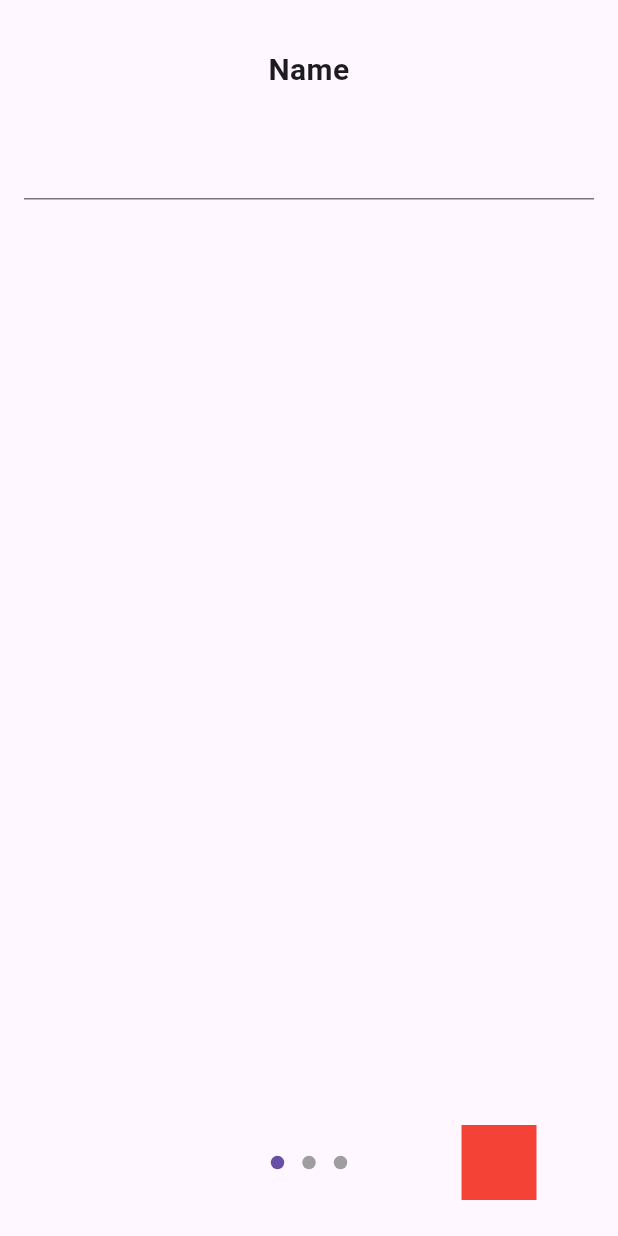
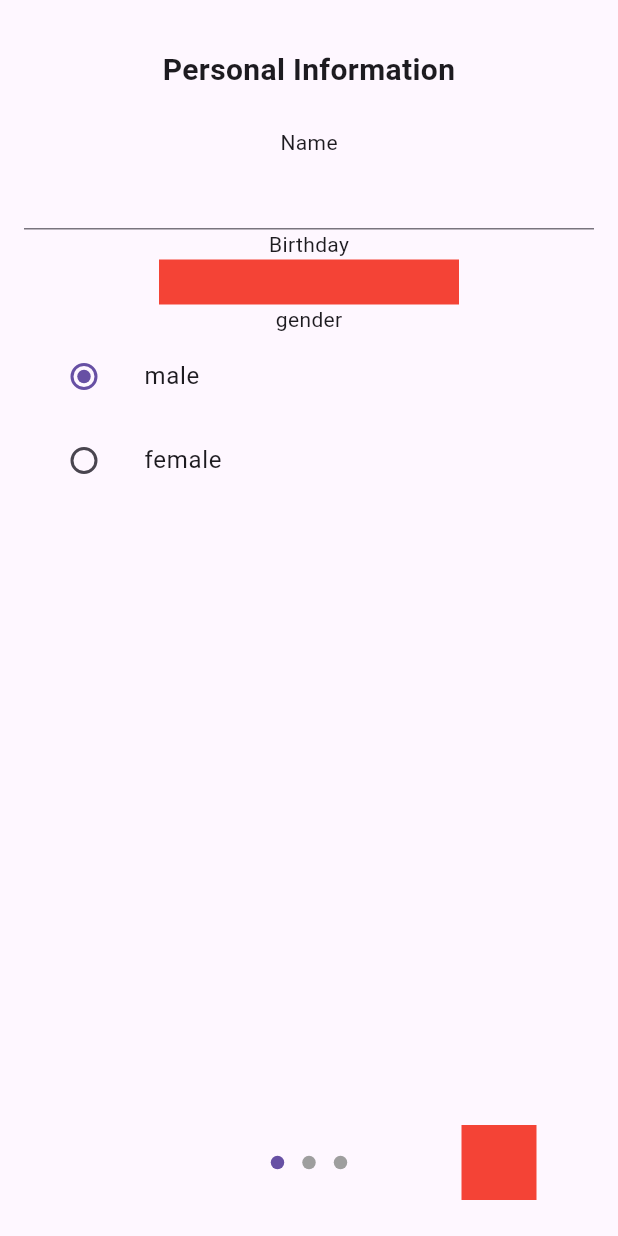
Before and after one commit to OhioTeppich/SimpleFoodTracker, a Flutter app: the screen it shows after launch, on a phone screen of 412 x 824 dp. Run offline on Flutter 3.47's test engine with Material 3 defaults, Android fonts, the phone set to English and light mode, and no system bars; drawn by our look-alikes of introduction_screen; our stand-ins replace equatable, flutter_bloc, get_it, shared_preferences; missing offline and left inert: bottom_picker, wheel_slider.

Commit message:
change ui of onBoardingpage

```diff
--- a/lib/presentation/pages/onboarding/on_boarding_page.dart
+++ b/lib/presentation/pages/onboarding/on_boarding_page.dart
@@ -1,5 +1,8 @@
+import 'package:bottom_picker/bottom_picker.dart';
+import 'package:bottom_picker/resources/arrays.dart';
 import 'package:flutter/material.dart';
 import 'package:introduction_screen/introduction_screen.dart';
+import 'package:wheel_slider/wheel_slider.dart';
 
 class OnBoardingPage extends StatelessWidget {
   OnBoardingPage({super.key});
@@ -33,21 +36,102 @@ class OnBoardingPage extends StatelessWidget {
         width: 50,
       ),
       pages: [
-        PageViewModel(
-          title: 'Name',
-          bodyWidget: TextField(
-            controller: _nameTextController,
-          ),
-        ),
-        PageViewModel(
-          title: 'Height',
-          bodyWidget: TextField(),
-        ),
-        PageViewModel(
-          title: 'Age',
-          bodyWidget: TextField(),
-        ),
+        _buildPersonalInfoPage(context: context),
+        _buildHeightAndWidthPage(),
+        _buildPalValuePage(),
       ],
     );
   }
+
+  PageViewModel _buildPersonalInfoPage({
+    required BuildContext context,
+  }) {
+    const List<String> gender = ['male', 'female'];
+
+    return PageViewModel(
+      title: 'Personal Information',
+      bodyWidget: Column(
+        children: [
+          const Text('Name'),
+          TextField(
+            controller: _nameTextController,
+          ),
+          const Text('Birthday'),
+          GestureDetector(
+            onTap: () => _showDatePicker(context: context),
+            child: Container(
+              width: 200,
+              height: 30,
+              color: Colors.red,
+            ),
+          ),
+          const Text('gender'),
+          Column(
+            children: [
+              ListTile(
+                title: const Text('male'),
+                leading: Radio(
+                  value: gender[0],
+                  groupValue: gender[0], //TODO: add bloc
+                  onChanged: (_) {},
+                ),
+              ),
+              ListTile(
+                title: const Text('female'),
+                leading: Radio(
+                  value: gender[1],
+                  groupValue: gender[0],
+                  onChanged: (_) {},
+                ),
+              ),
+            ],
+          ),
+        ],
+      ),
+    );
+  }
+
+  void _showDatePicker({
+    required BuildContext context,
+  }) {
+    BottomPicker.date(
+      pickerTitle: const Text(''),
+      onChange: (index) {
+        print(index);
+      },
+      onSubmit: (index) {
+        print(index);
+      },
+      bottomPickerTheme: BottomPickerTheme.plumPlate,
+    ).show(context);
+  }
+
+  PageViewModel _buildHeightAndWidthPage() {
+    return PageViewModel(
+      title: 'Körpermaße',
+      bodyWidget: Column(
+        children: [
+          const Text('Height'),
+          WheelSlider(
+            totalCount: 300,
+            initValue: 150,
+            onValueChanged: (value) {},
+          ),
+          const Text('Weight'),
+          WheelSlider(
+            totalCount: 200,
+            initValue: 70,
+            onValueChanged: (value) {},
+          ),
+        ],
+      ),
+    );
+  }
+
+  PageViewModel _buildPalValuePage() {
+    return PageViewModel(
+      title: 'Pal Value',
+      bodyWidget: const TextField(),
+    );
+  }
 }
--- a/pubspec.yaml
+++ b/pubspec.yaml
@@ -15,6 +15,8 @@ dependencies:
   shared_preferences: ^2.3.2
   flutter_bloc: 8.1.5
   uuid: ^4.5.1
+  wheel_slider: ^1.2.1
+  bottom_picker: ^2.8.0
 
 dev_dependencies:
   flutter_test:
```
Also changed, not shown: lib/domain/meal/meal.dart (added, +28 -0 lines), 1 other file.
